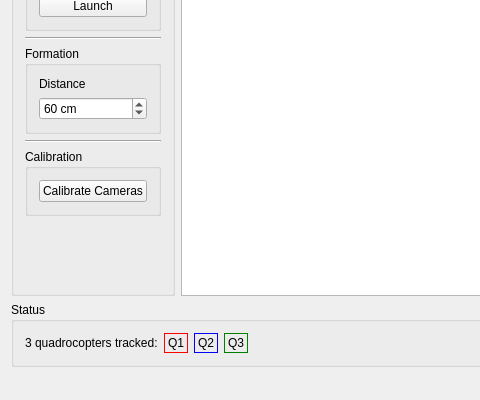
This is mainwindow.ui in KITrokopter/gui-concepts as Qt 5 draws it before an edit; both pictures show x 0 to 480 and y 163 to 563 of the 716 by 563 pixel window. The edited form follows.
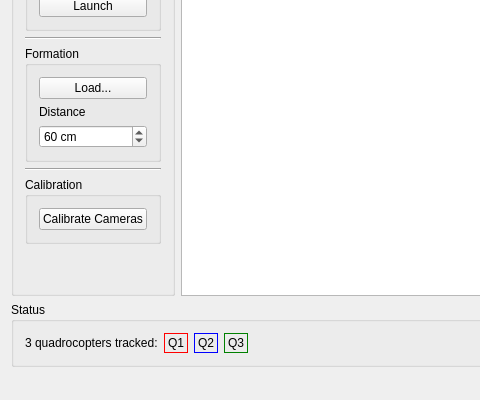
This is the edited form.

Commit message: Add formation loading button

What changed in the file:
```diff
--- a/mainwindow.ui
+++ b/mainwindow.ui
@@ -84,6 +84,13 @@
             <string>Formation</string>
            </property>
            <layout class="QVBoxLayout" name="verticalLayout_4">
+            <item>
+             <widget class="QPushButton" name="pushButton">
+              <property name="text">
+               <string>Load...</string>
+              </property>
+             </widget>
+            </item>
             <item>
              <widget class="QLabel" name="label_7">
               <property name="text">
```
